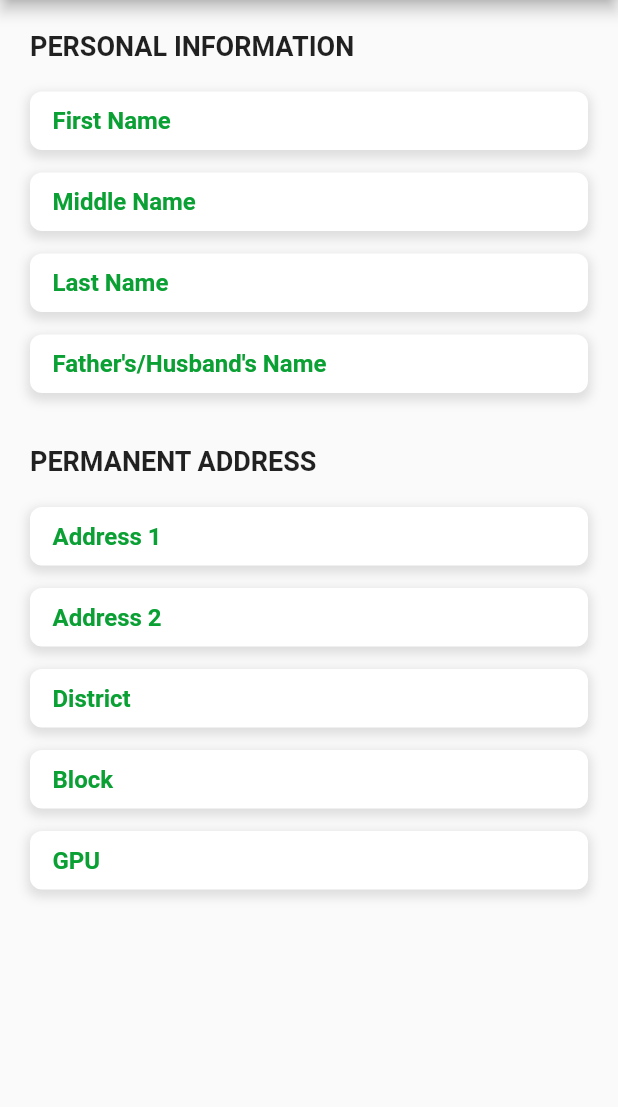
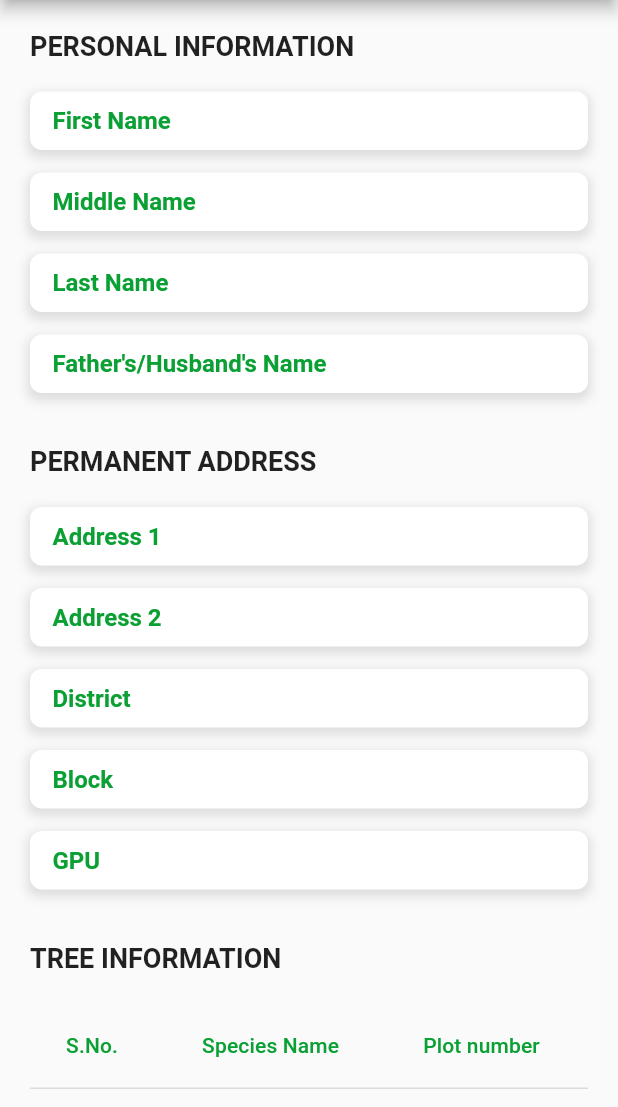
Before and after one commit to sagardev1995/Mark-My-Tree, a Flutter app: the ApplicationDetailsScreen screen opened directly with empty values, on a phone screen of 412 x 824 dp, the part 129-1236 px from its top. Run offline on Flutter 3.47's test engine with Material 2 defaults, Android fonts, the phone set to English and light mode, and no system bars; our stand-ins replace file_picker.

Commit message:
chages to view application details

```diff
--- a/lib/main.dart
+++ b/lib/main.dart
@@ -1,7 +1,8 @@
 import 'package:flutter/material.dart';
+import 'package:my_first_app/models/treeDataScreen.dart';
 import 'screens/splash_screen.dart';
 import 'screens/login_screen.dart';
-
+import 'models/treesToBeVerified.dart';
 void main() {
   runApp(
     MaterialApp(
--- a/lib/screens/view_application_details_screen.dart
+++ b/lib/screens/view_application_details_screen.dart
@@ -2,7 +2,6 @@ import 'package:flutter/material.dart';
 import 'package:my_first_app/models/applicationData.dart';
 import 'package:my_first_app/widgets/custom_appbar.dart';
 import 'package:my_first_app/app_style.dart';
-
 class ApplicationDetailsScreen extends StatelessWidget {
   final ApplicationData applicationData;
 
@@ -47,11 +46,59 @@ class ApplicationDetailsScreen extends StatelessWidget {
                 'District', applicationData.permanentAddressDistrict),
             _buildInfoItem('Block', applicationData.permanentAddressBlock),
             _buildInfoItem('GPU', applicationData.permanentAddressGPU),
+            const SizedBox(height: 20),
+        const Text(
+          'TREE INFORMATION',
+          style: TextStyle(
+            fontWeight: FontWeight.bold,
+            fontSize: 18,
+          ),
+        ),
+            const SizedBox(height: 20),
+            _buildTreeDataTable(),
           ],
         ),
       ),
     );
   }
+
+
+  Widget _buildTreeDataTable() {
+    return SingleChildScrollView(
+      scrollDirection: Axis.horizontal,
+      child: DataTable(
+        columns: const [
+          DataColumn(label: Text('S.No.',style: TextStyle(color: kPrimaryColorLight),)),
+          DataColumn(label: Text('Species Name',style: TextStyle(color: kPrimaryColorLight),)),
+          DataColumn(label: Text('Plot number',style: TextStyle(color: kPrimaryColorLight),)),
+          DataColumn(label: Text('Girth',style: TextStyle(color: kPrimaryColorLight),)),
+        ],
+        rows: [
+          DataRow(cells: [
+            DataCell(Text('1')),
+            DataCell(Text('Kimbu')),
+            DataCell(Text('12367')),
+            DataCell(Text('22.00')),
+          ]),
+          DataRow(cells: [
+            DataCell(Text('2')),
+            DataCell(Text('Oak')),
+            DataCell(Text('5678')),
+            DataCell(Text('18.50')),
+          ]),
+          DataRow(cells: [
+            DataCell(Text('3')),
+            DataCell(Text('Pine')),
+            DataCell(Text('1234')),
+            DataCell(Text('22.00')),
+          ]),
+        ],
+      ),
+    );
+  }
+}
+
+
 
   Widget _buildInfoItem(String label, String value) {
     return Container(
@@ -91,4 +138,3 @@ class ApplicationDetailsScreen extends StatelessWidget {
       ),
     );
   }
-}
--- a/lib/screens/view_pending_applications.dart
+++ b/lib/screens/view_pending_applications.dart
@@ -24,7 +24,6 @@ class _PendingAppsState extends State<PendingApps> {
       if (response.statusCode == 200) {
         final jsonData = json.decode(response.body);
         if (jsonData['Application'] is List) {
-          log("Hello");
           List<dynamic> applicationList = jsonData['Application'];
           List<ApplicationData> data = applicationList.map((item) {
             return ApplicationData.fromJson(item);
```
Also changed, not shown: lib/models/treeDataScreen.dart (added, +24 -0 lines), lib/models/treesToBeVerified.dart (added, +49 -0 lines), 10 other files.
